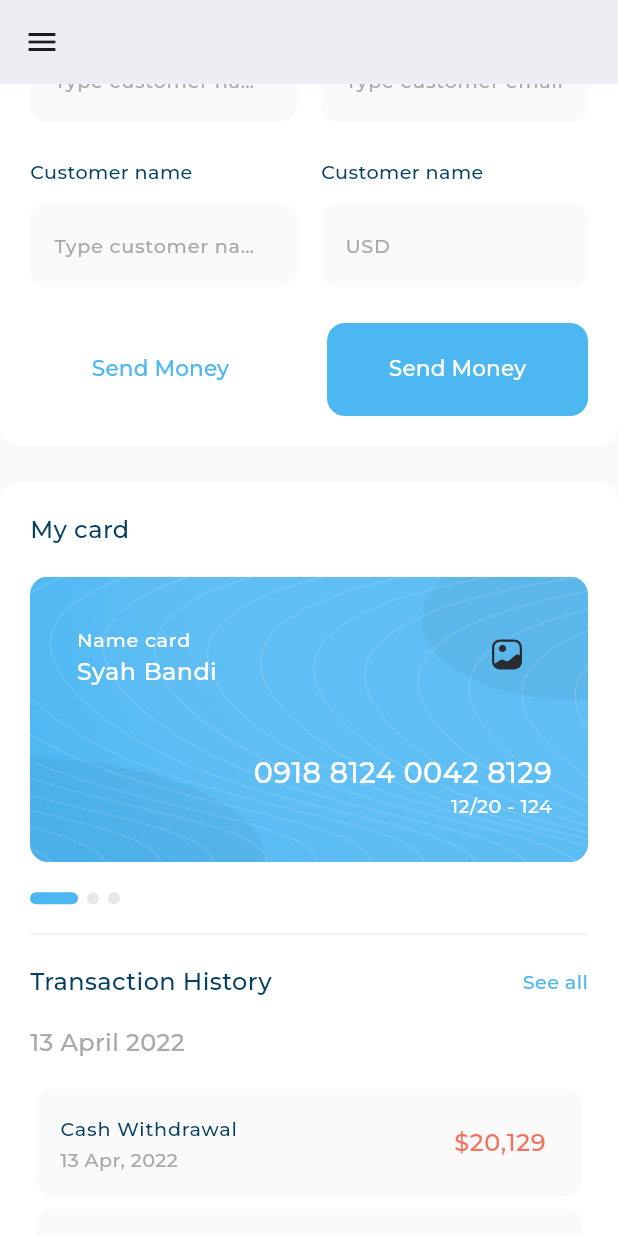
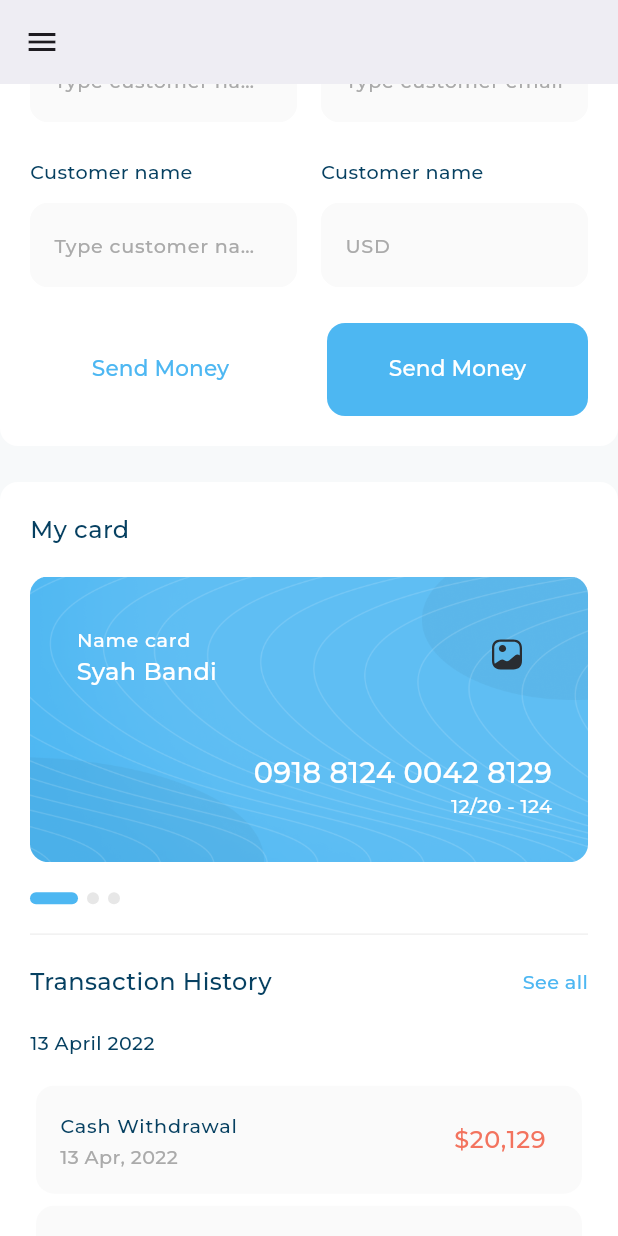
Before and after one commit to 24nse/responsive_dash_board, a Flutter app: the screen it shows after launch, scrolled down 576 dp, on a phone screen of 412 x 824 dp. Run offline on Flutter 3.47's test engine with Material 3 defaults, Android fonts, the phone set to English and light mode, and no system bars; drawn by our look-alikes of expandable_page_view; our stand-ins replace fl_chart, flutter_svg; project files that could hold a hidden picture were left out.

Commit message:
responsive desktop layout done

```diff
--- a/lib/utils/app_styles.dart
+++ b/lib/utils/app_styles.dart
@@ -108,10 +108,7 @@ double getResponsiveFontSize(context, {required double fontSize}) {
 }
 
 double getScaleFactor(context) {
-  // var dispatcher = PlatformDispatcher.instance;
-  // var physicalWidth = dispatcher.views.first.physicalSize.width;
-  // var devicePixelRatio = dispatcher.views.first.devicePixelRatio;
-  // double width = physicalWidth / devicePixelRatio;
+
 
   double width = MediaQuery.sizeOf(context).width;
   if (width < SizeConfig.tablet) {
--- a/lib/widgets/active_and_inactive_item.dart
+++ b/lib/widgets/active_and_inactive_item.dart
@@ -5,10 +5,7 @@ import 'package:responsive_dash_board/models/drawer_item_model.dart';
 import 'package:responsive_dash_board/utils/app_styles.dart';
 
 class InActiveDrawerItem extends StatelessWidget {
-  const InActiveDrawerItem({
-    super.key,
-    required this.drawerItemModel,
-  });
+  const InActiveDrawerItem({super.key, required this.drawerItemModel});
 
   final DrawerItemModel drawerItemModel;
 
@@ -29,10 +26,7 @@ class InActiveDrawerItem extends StatelessWidget {
 }
 
 class ActiveDrawerItem extends StatelessWidget {
-  const ActiveDrawerItem({
-    super.key,
-    required this.drawerItemModel,
-  });
+  const ActiveDrawerItem({super.key, required this.drawerItemModel});
 
   final DrawerItemModel drawerItemModel;
 
@@ -40,9 +34,13 @@ class ActiveDrawerItem extends StatelessWidget {
   Widget build(BuildContext context) {
     return ListTile(
       leading: SvgPicture.asset(drawerItemModel.image),
-      title: Text(
-        drawerItemModel.title,
-        style: AppStyles.styleBold16(context),
+      title: FittedBox(
+        alignment: AlignmentDirectional.centerStart,
+        fit: BoxFit.scaleDown,
+        child: Text(
+          drawerItemModel.title,
+          style: AppStyles.styleBold16(context),
+        ),
       ),
       trailing: Container(
         width: 3.27,
--- a/lib/widgets/adaptive_layout_widget.dart
+++ b/lib/widgets/adaptive_layout_widget.dart
@@ -1,4 +1,5 @@
 import 'package:flutter/material.dart';
+import 'package:responsive_dash_board/utils/size_config.dart';
 
 class AdaptiveLayout extends StatelessWidget {
   const AdaptiveLayout({
@@ -12,9 +13,9 @@ class AdaptiveLayout extends StatelessWidget {
   Widget build(BuildContext context) {
     return LayoutBuilder(
       builder: (context, constrains) {
-        if (constrains.maxWidth < 600) {
+        if (constrains.maxWidth < SizeConfig.tablet) {
           return mobileLayout(context);
-        } else if (constrains.maxWidth < 900) {
+        } else if (constrains.maxWidth < SizeConfig.desktop) {
           return tabletLayout(context);
         } else {
           return desktopLayout(context);
--- a/lib/widgets/dashboard_tablet_layout.dart
+++ b/lib/widgets/dashboard_tablet_layout.dart
@@ -1,5 +1,4 @@
 import 'package:flutter/material.dart';
-import 'package:responsive_dash_board/widgets/all_expensess.dart';
 import 'package:responsive_dash_board/widgets/all_expensess_and_quick_invoice_section.dart';
 import 'package:responsive_dash_board/widgets/custom_drawer.dart';
 import 'package:responsive_dash_board/widgets/income_section.dart';
--- a/lib/widgets/income_section_body.dart
+++ b/lib/widgets/income_section_body.dart
@@ -11,7 +11,15 @@ class IncomSectionBody extends StatelessWidget {
 
   @override
   Widget build(BuildContext context) {
-    return const Row(
+        double width = MediaQuery.sizeOf(context).width;
+
+    return width >= SizeConfig.desktop && width < 1750
+        ? const Expanded(
+            child: Padding(
+            padding: EdgeInsets.all(16),
+            child: DetailedIncomeChart(),
+          ))
+        :   const Row(
             crossAxisAlignment: CrossAxisAlignment.center,
             children: [
               Expanded(child: IncomeChart()),
--- a/lib/widgets/transction_history.dart
+++ b/lib/widgets/transction_history.dart
@@ -1,3 +1,5 @@
+import 'dart:developer';
+
 import 'package:flutter/material.dart';
 import 'package:responsive_dash_board/utils/app_styles.dart';
 import 'package:responsive_dash_board/widgets/transction_history_list_view.dart';
@@ -7,26 +9,18 @@ class TrasnctionHistory extends StatelessWidget {
 
   @override
   Widget build(BuildContext context) {
-    return const Column(
+    log(MediaQuery.sizeOf(context).width.toString());
+    return Column(
       crossAxisAlignment: CrossAxisAlignment.start,
       children: [
         TansctionHistoryHeader(),
-        SizedBox(
-          height: 20,
+        SizedBox(height: 20),
+        FittedBox(
+          alignment: AlignmentDirectional.centerStart,
+          fit: BoxFit.scaleDown,
+          child: Text('13 April 2022', style: AppStyles.styleMedium16(context)),
         ),
-        Text(
-          '13 April 2022',
-          style: TextStyle(
-            color: Color(0xFFAAAAAA),
-            fontSize: 16,
-            fontFamily: 'Montserrat',
-            fontWeight: FontWeight.w500,
-            height: 0,
-          ),
-        ),
-        SizedBox(
-          height: 16,
-        ),
+        SizedBox(height: 16),
         TransctionHistoryListView(),
       ],
     );
@@ -34,25 +28,31 @@ class TrasnctionHistory extends StatelessWidget {
 }
 
 class TansctionHistoryHeader extends StatelessWidget {
-  const TansctionHistoryHeader({
-    super.key,
-  });
+  const TansctionHistoryHeader({super.key});
 
   @override
   Widget build(BuildContext context) {
     return Row(
       mainAxisAlignment: MainAxisAlignment.spaceBetween,
       children: [
-        Text(
-          'Transaction History',
-          style: AppStyles.styleSemiBold20(context),
+        FittedBox(
+          alignment: AlignmentDirectional.centerStart,
+          fit: BoxFit.scaleDown,
+          child: Text(
+            'Transaction History',
+            style: AppStyles.styleSemiBold20(context),
+          ),
         ),
-        Text(
-          'See all',
-          style: AppStyles.styleMedium16(context).copyWith(
-            color: const Color(0xFF4EB7F2),
+        FittedBox(
+          alignment: AlignmentDirectional.centerStart,
+          fit: BoxFit.scaleDown,
+          child: Text(
+            'See all',
+            style: AppStyles.styleMedium16(
+              context,
+            ).copyWith(color: const Color(0xFF4EB7F2)),
           ),
-        )
+        ),
       ],
     );
   }
--- a/lib/widgets/transction_item.dart
+++ b/lib/widgets/transction_item.dart
@@ -15,17 +15,28 @@ class TransctionItem extends StatelessWidget {
         borderRadius: BorderRadius.circular(12),
       ),
       child: ListTile(
-        title: Text(
+        title: FittedBox(
+             alignment: AlignmentDirectional.centerStart,
+        fit: BoxFit.scaleDown,
+          child: Text(
             transctionModel.title,
             style: AppStyles.styleSemiBold16(context),
           ),
-        subtitle: Text(
+        ),
+        subtitle: FittedBox(
+             alignment: AlignmentDirectional.centerStart,
+        fit: BoxFit.scaleDown,
+          child: Text(
             transctionModel.date,
             style: AppStyles.styleRegular16(context).copyWith(
               color: const Color(0xFFAAAAAA),
             ),
           ),
-        trailing: Text(
+        ),
+        trailing: FittedBox(
+             alignment: AlignmentDirectional.centerStart,
+        fit: BoxFit.scaleDown,
+          child: Text(
             transctionModel.amount,
             style: AppStyles.styleSemiBold20(context).copyWith(
               color: transctionModel.isWithdrawal
@@ -34,6 +45,7 @@ class TransctionItem extends StatelessWidget {
             ),
           ),
         ),
+      ),
     );
   }
 }
```
Lines whose indentation alone changed are shown as unchanged.
